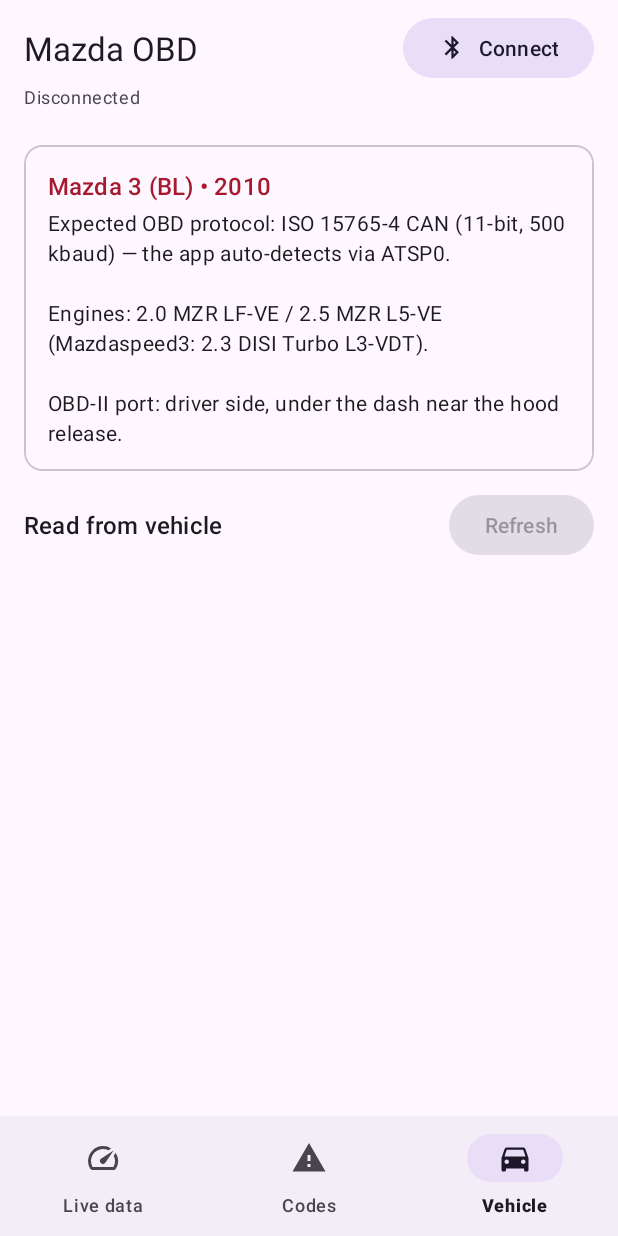
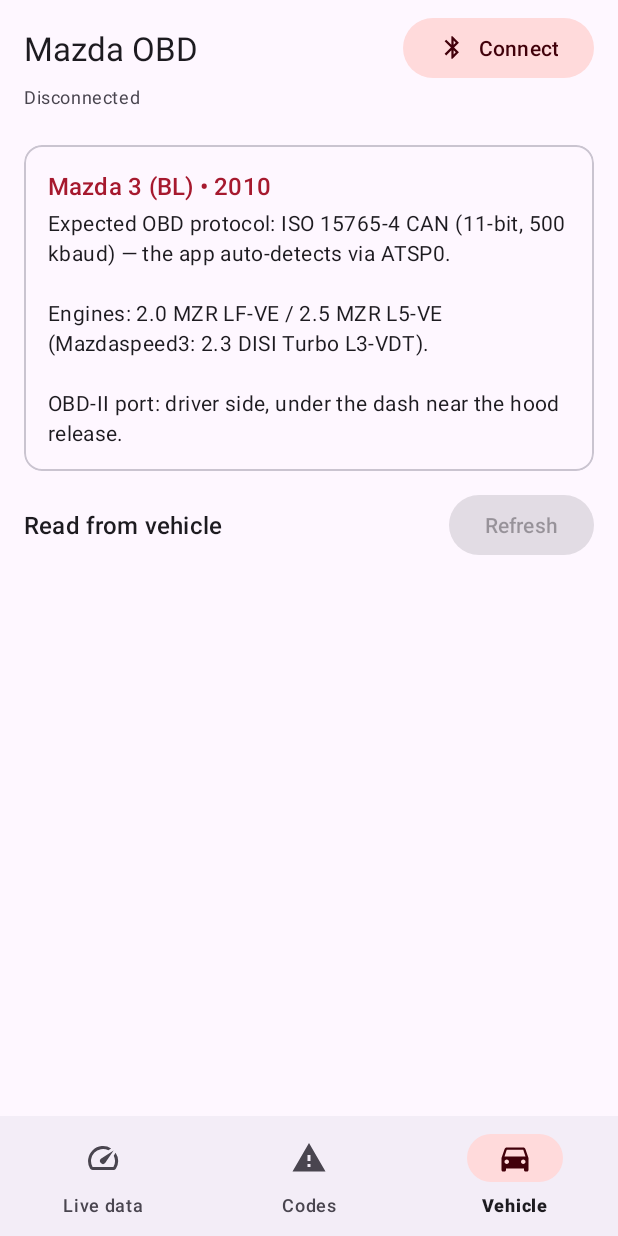
Before and after one commit to apappy73/OBD, an Android app: the screen it shows after launch (MainActivity), item 3 of the bottom bar chosen, on a phone screen of 412 x 824 dp. Run offline under Robolectric (Android 15) with nearby library versions, the phone set to English and light mode, and no system bars; libraries missing offline, so code that uses them is left out: com.github.eltonvs.obd, com.github.mikephil.charting; 10 statements that could not run were skipped.

Commit message:
Add mockups

```diff
--- a/app/src/main/res/values/colors.xml
+++ b/app/src/main/res/values/colors.xml
@@ -5,4 +5,9 @@
     <color name="soul_red_dark">#7A1223</color>
     <color name="soul_red_light">#E86A7C</color>
     <color name="ic_launcher_background">#1C1B1F</color>
+
+    <!-- Soul Red tonal containers (light scheme). Driving both the primary and
+         secondary container roles keeps every tonal button / nav indicator on-brand. -->
+    <color name="soul_red_container">#FFDADB</color>
+    <color name="soul_red_on_container">#41000A</color>
 </resources>
--- a/app/src/main/res/values/themes.xml
+++ b/app/src/main/res/values/themes.xml
@@ -3,6 +3,11 @@
     <style name="Theme.OBDApp" parent="Theme.Material3.DayNight.NoActionBar">
         <item name="colorPrimary">@color/soul_red</item>
         <item name="colorOnPrimary">#FFFFFF</item>
+        <item name="colorPrimaryContainer">@color/soul_red_container</item>
+        <item name="colorOnPrimaryContainer">@color/soul_red_on_container</item>
         <item name="colorSecondary">@color/soul_red_dark</item>
+        <item name="colorOnSecondary">#FFFFFF</item>
+        <item name="colorSecondaryContainer">@color/soul_red_container</item>
+        <item name="colorOnSecondaryContainer">@color/soul_red_on_container</item>
     </style>
 </resources>
```
Also changed, not shown: 2 other files.
